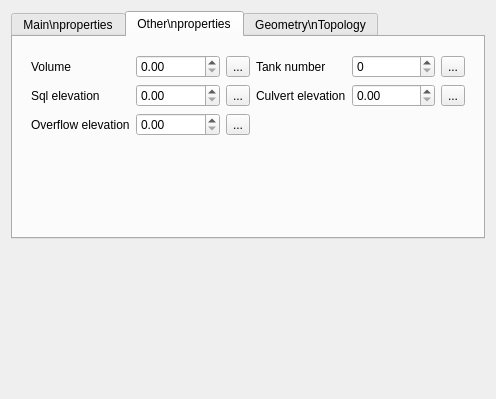
First picture: the form in config/base3_waterdistribution/qgswidgets/lamia_form_equipment_ui.ui, repository Artelia/Lamia, before the edit.
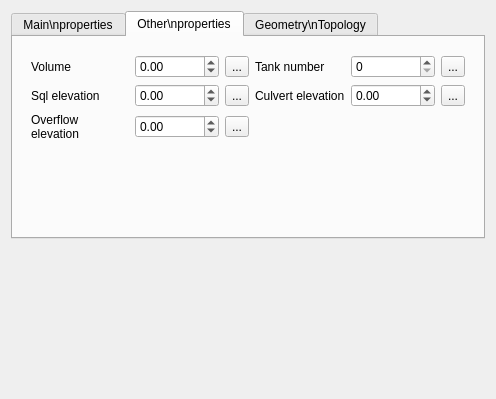
Second picture: the form after the edit. The open tabs and pages were chosen to show the change.

Commit message: update lamia2018sncf and mca work

The edit to the form file:
```diff
--- a/config/base3_waterdistribution/qgswidgets/lamia_form_equipment_ui.ui
+++ b/config/base3_waterdistribution/qgswidgets/lamia_form_equipment_ui.ui
@@ -237,7 +237,14 @@
             </widget>
            </item>
            <item row="0" column="1">
-            <widget class="QDoubleSpinBox" name="doubleSpinBox_volume"/>
+            <widget class="QDoubleSpinBox" name="volume">
+             <property name="minimum">
+              <double>-1.000000000000000</double>
+             </property>
+             <property name="maximum">
+              <double>999999.000000000000000</double>
+             </property>
+            </widget>
            </item>
            <item row="0" column="2">
             <widget class="QToolButton" name="toolButton_volume">
@@ -300,13 +307,34 @@
             </widget>
            </item>
            <item row="1" column="1">
-            <widget class="QDoubleSpinBox" name="doubleSpinBox_cotesql"/>
+            <widget class="QDoubleSpinBox" name="elevationsql">
+             <property name="minimum">
+              <double>-1.000000000000000</double>
+             </property>
+             <property name="maximum">
+              <double>999999.000000000000000</double>
+             </property>
+            </widget>
            </item>
            <item row="1" column="4">
-            <widget class="QDoubleSpinBox" name="doubleSpinBox_coteradier"/>
+            <widget class="QDoubleSpinBox" name="elevationculvert">
+             <property name="minimum">
+              <double>-1.000000000000000</double>
+             </property>
+             <property name="maximum">
+              <double>999999.000000000000000</double>
+             </property>
+            </widget>
            </item>
            <item row="2" column="1">
-            <widget class="QDoubleSpinBox" name="doubleSpinBox_cotetp"/>
+            <widget class="QDoubleSpinBox" name="elevationoverflow">
+             <property name="minimum">
+              <double>-1.000000000000000</double>
+             </property>
+             <property name="maximum">
+              <double>999999.000000000000000</double>
+             </property>
+            </widget>
            </item>
            <item row="1" column="2">
             <widget class="QToolButton" name="toolButton_cotesql">
```
Left out of the diff: 63 changed lines with no effect on the pictures. The commit also changes 133 other files.
